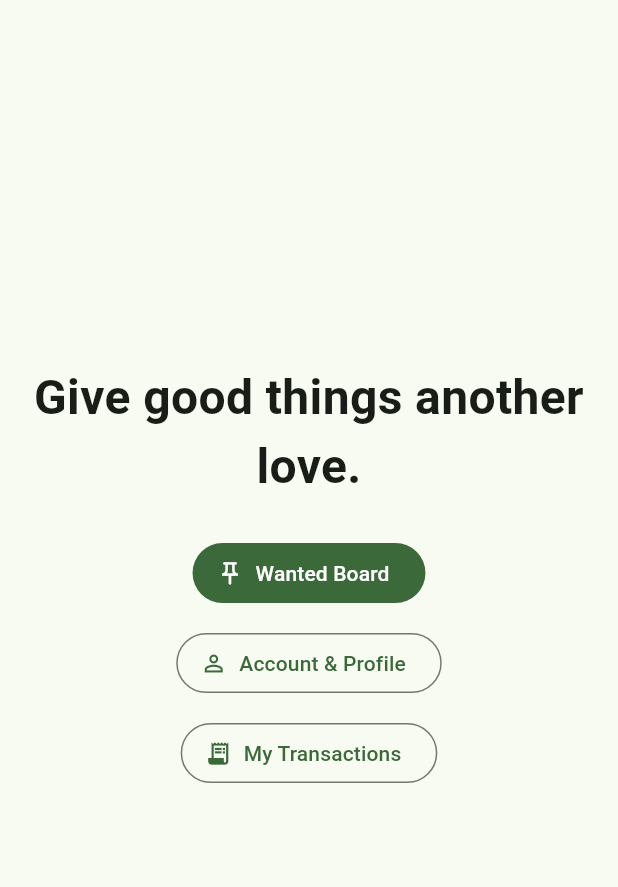
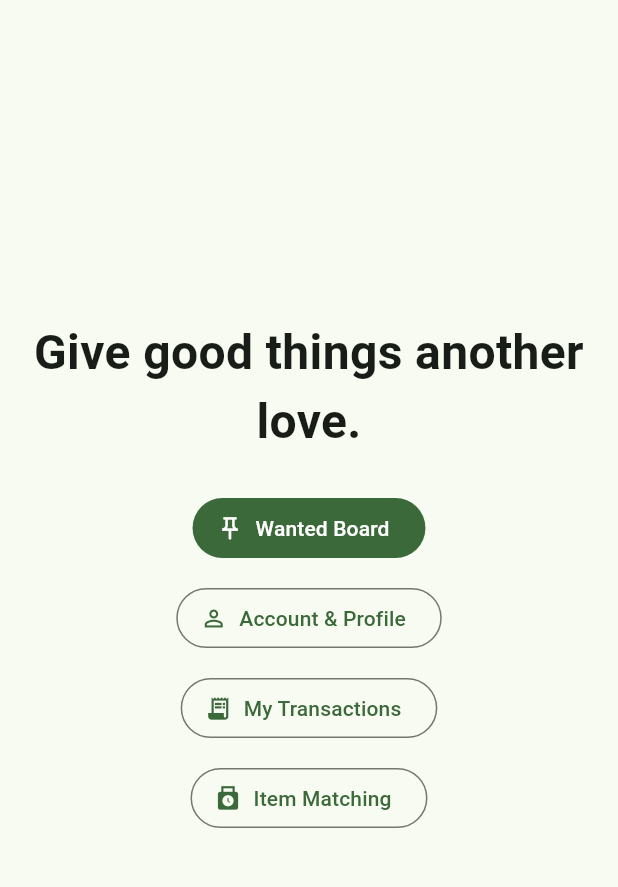
Before and after one commit to Tugas-Kelompok-C10/Yelloved_Mobile, a Flutter app: the screen it shows after launch, on a phone screen of 412 x 824 dp, the part 84-971 px from its top. Run offline on Flutter 3.47's test engine with Material 3 defaults, Android fonts, the phone set to English and light mode, and no system bars.

Commit message:
feat: integrate item-matching page to main

```diff
--- a/lib/menu.dart
+++ b/lib/menu.dart
@@ -4,6 +4,7 @@ import 'package:flutter/material.dart';
 import 'package:yelloved_mobile/account_profile/account_profile_page.dart';
 import 'package:yelloved_mobile/wanted_board/wanted_board_page.dart';
 import 'package:yelloved_mobile/transactions/transaction_page.dart';
+import 'package:yelloved_mobile/item_matching/item_matching.dart';
 
 class MyHomePage extends StatefulWidget {
   const MyHomePage({super.key, required this.title});
@@ -82,6 +83,22 @@ class _MyHomePageState extends State<MyHomePage> {
               icon: const Icon(Icons.receipt_long),
               label: const Text('My Transactions'),
             ),
+
+            const SizedBox(height: 12),
+
+            // item-matching
+            OutlinedButton.icon(
+              onPressed: () {
+                Navigator.push(
+                  context,
+                  MaterialPageRoute(
+                    builder: (context) => const MatchingPage(),
+                  ),
+                );
+              },
+              icon: const Icon(Icons.punch_clock),
+              label: const Text('Item Matching'),
+            ),
           ],
         ),
       ),
```
